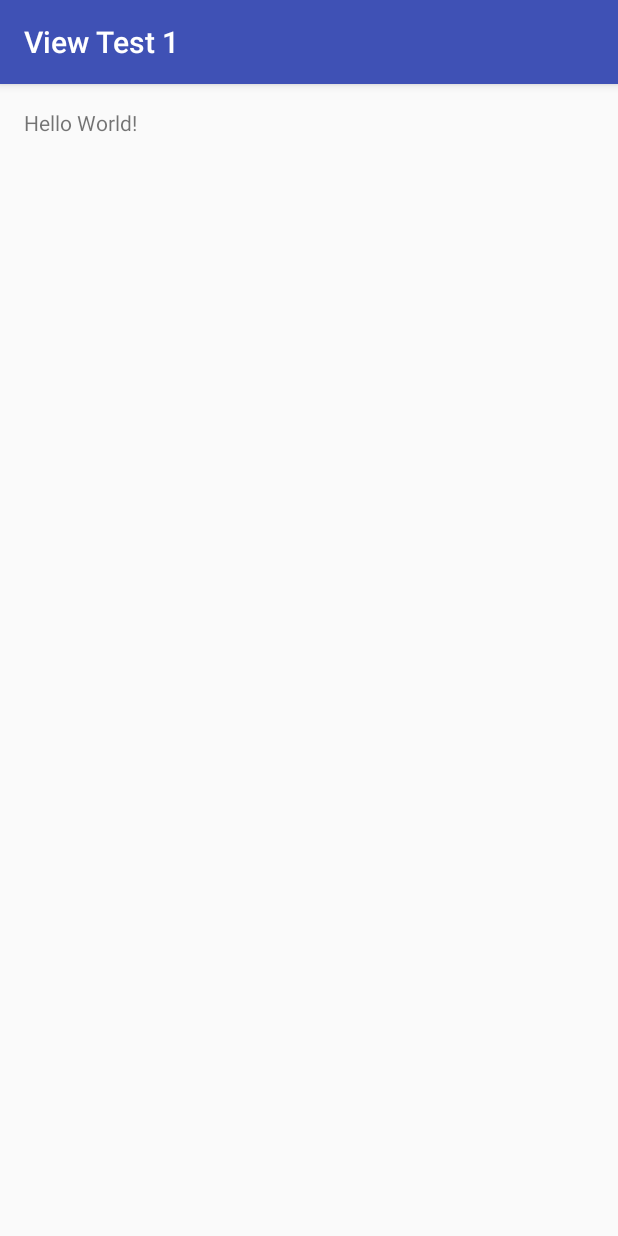
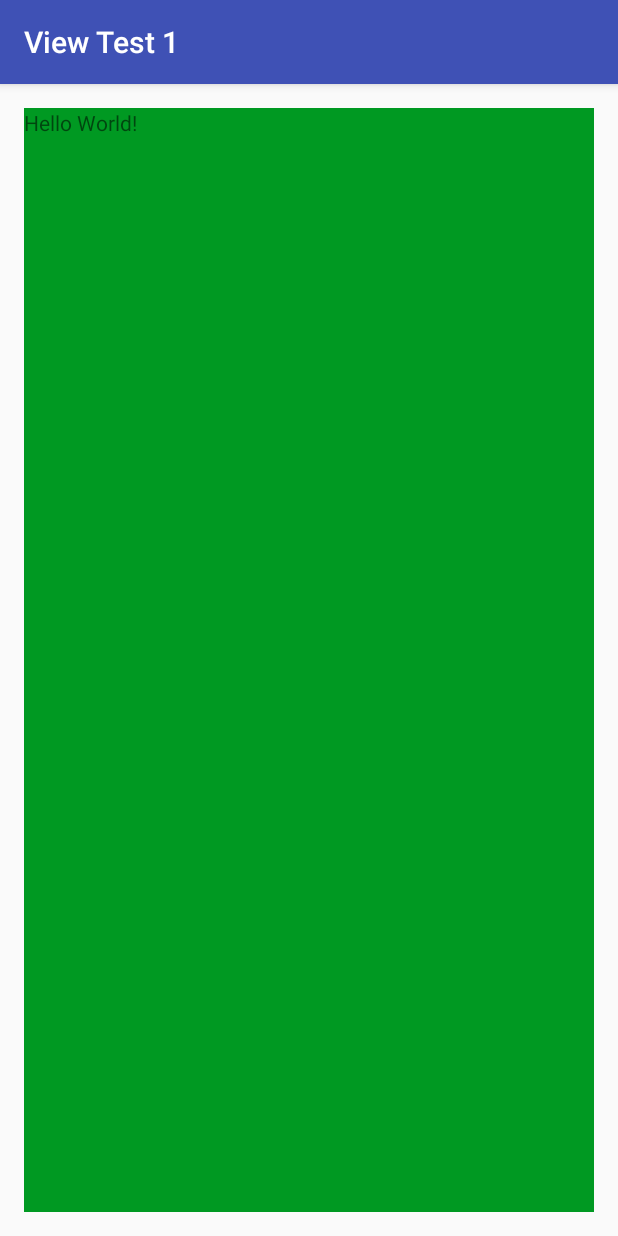
Before and after one commit to Astralgr/ViewTest1, an Android app: the screen it shows after launch (MainActivity), on a phone screen of 412 x 824 dp. Run offline under Robolectric (Android 15) with nearby library versions, the phone set to English and light mode, and no system bars.

Commit message:
Added green box

```diff
--- a/app/src/main/res/layout/activity_main.xml
+++ b/app/src/main/res/layout/activity_main.xml
@@ -9,6 +9,11 @@
     android:paddingTop="@dimen/activity_vertical_margin"
     tools:context="io.designparadise.hello.viewtest1.MainActivity">
 
+    <View
+        android:layout_width="match_parent"
+        android:layout_height="match_parent"
+        android:background="#f092"
+        />
     <TextView
         android:layout_width="wrap_content"
         android:layout_height="wrap_content"
```
